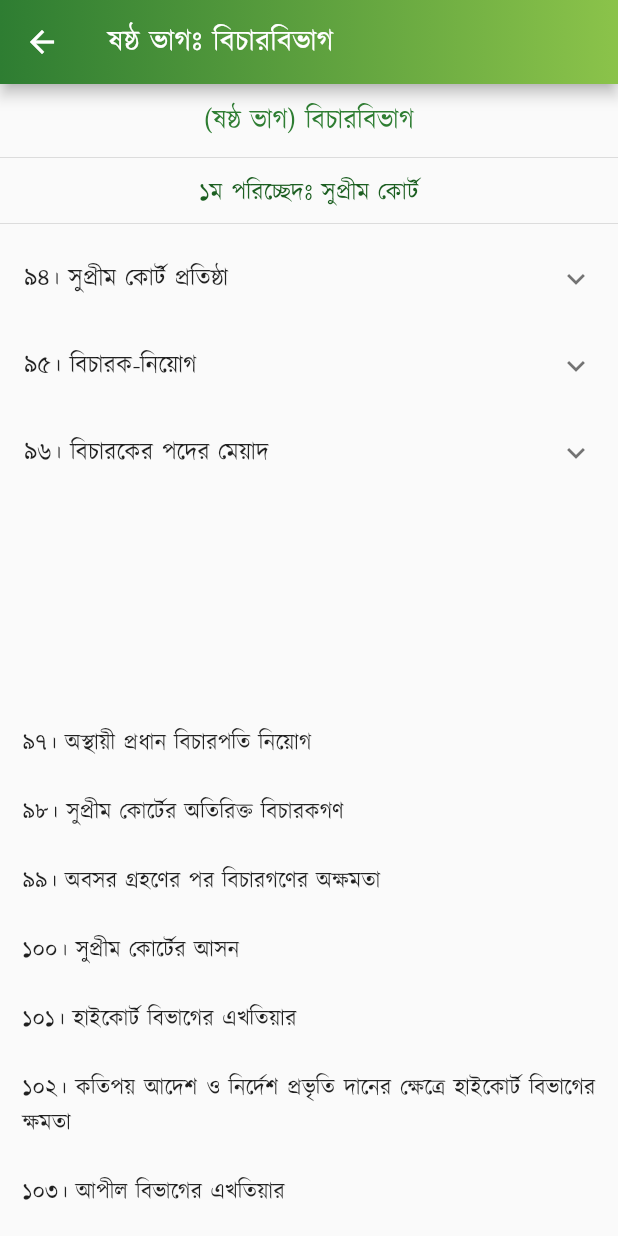
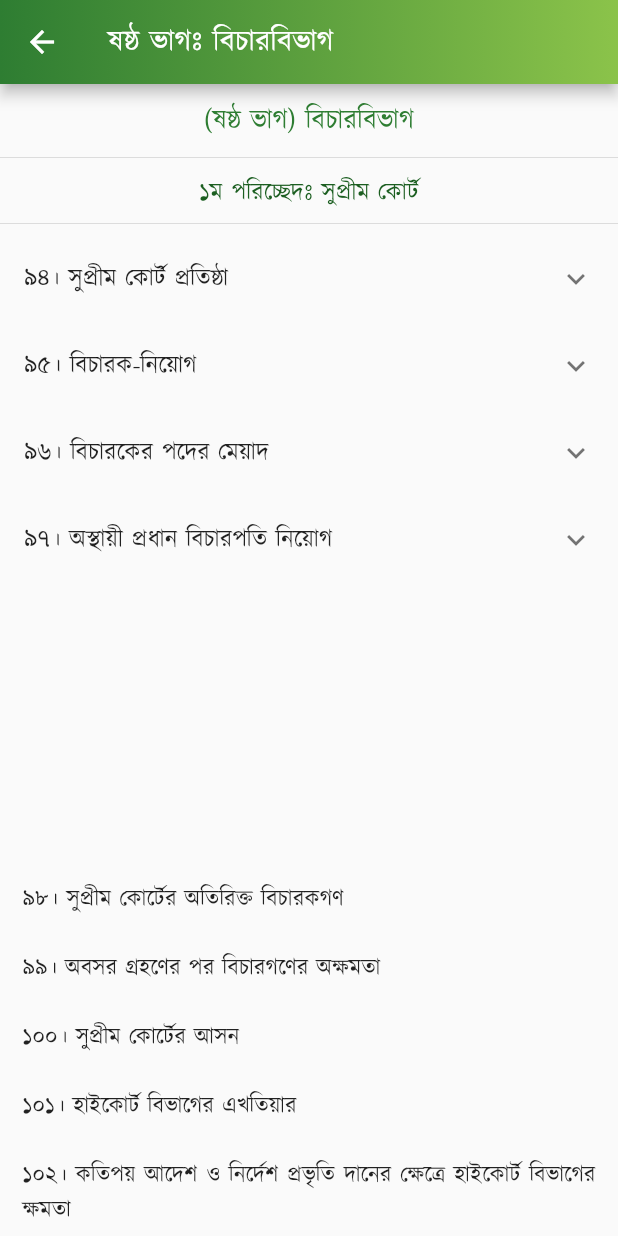
Before and after one commit to Azimul-Haque/flutter-onesignal, a Flutter app: the PartSix screen opened directly, on a phone screen of 412 x 824 dp. Run offline on Flutter 3.47's test engine with Material 2 defaults, Android fonts, the phone set to English and light mode, and no system bars; our stand-ins replace fluttertoast, package_info_plus, percent_indicator, shared_preferences, sqflite; missing offline and left inert: blinking_text, flutter_share, onesignal_flutter, slide_popup_dialog; accounts and stored records are empty; network calls fail.

Commit message:
Commit Fri 04/29/2022 13:46:47.19 8344

```diff
--- a/lib/pages/constitution/part6.dart
+++ b/lib/pages/constitution/part6.dart
@@ -107,7 +107,32 @@ class PartSix extends StatelessWidget {
               )),
               ListTile(
                   title: Text(
+                '(৪) কোন বিচারক রাষ্ট্রপতিকে উদ্দেশ করিয়া স্বাক্ষরযুক্ত পত্রযোগে স্বীয় পদ ত্যাগ করিতে পারিবেন।',
+                textAlign: TextAlign.justify,
+              )),
+            ],
+          ),
+          ExpansionTile(
+            title: Text('৯৭। অস্থায়ী প্রধান বিচারপতি নিয়োগ'),
+            children: <Widget>[
+              ListTile(
+                  title: Text(
+                '৯৬। (১) এই অনুচ্ছেদের অন্যান্য বিধানাবলী সাপেক্ষে কোন বিচারক সাতষট্টি বৎসর বয়স পূর্ণ হওয়া পর্যন্ত স্বীয় পদে বহাল থাকিবেন।',
+                textAlign: TextAlign.justify,
+              )),
+              ListTile(
+                  title: Text(
+                '(২) প্রমাণিত অসদাচরণ বা অসামর্থ্যের কারণে সংসদের মোট সদস্য-সংখ্যার অন্যূন দুই-তৃতীয়াংশ গরিষ্ঠতার দ্বারা সমর্থিত সংসদের প্রস্তাবক্রমে প্রদত্ত রাষ্ট্রপতির আদেশ ব্যতীত কোন বিচারককে অপসারিত করা যাইবে না।',
+                textAlign: TextAlign.justify,
+              )),
+              ListTile(
+                  title: Text(
                 '(৩) এই অনুচ্ছেদের (২) দফার অধীন প্রস্তাব সম্পর্কিত পদ্ধতি এবং কোন বিচারকের অসদাচরণ বা অসামর্থ্য সম্পর্কে তদন্ত ও প্রমাণের পদ্ধতি সংসদ আইনের দ্বারা নিয়ন্ত্রণ করিতে পারিবেন।',
+                textAlign: TextAlign.justify,
+              )),
+              ListTile(
+                  title: Text(
+                '(৪) কোন বিচারক রাষ্ট্রপতিকে উদ্দেশ করিয়া স্বাক্ষরযুক্ত পত্রযোগে স্বীয় পদ ত্যাগ করিতে পারিবেন।',
                 textAlign: TextAlign.justify,
               )),
             ],
@@ -116,7 +141,7 @@ class PartSix extends StatelessWidget {
             padding: EdgeInsets.all(15),
             child: Column(children: <Widget>[
               Text(
-                " \n\n \n\n \n\n৯৭। অস্থায়ী প্রধান বিচারপতি নিয়োগ \n\n৯৮। সুপ্রীম কোর্টের অতিরিক্ত বিচারকগণ \n\n৯৯। অবসর গ্রহণের পর বিচারগণের অক্ষমতা \n\n১০০। সুপ্রীম কোর্টের আসন \n\n১০১। হাইকোর্ট বিভাগের এখতিয়ার \n\n১০২। কতিপয় আদেশ ও নির্দেশ প্রভৃতি দানের ক্ষেত্রে হাইকোর্ট বিভাগের ক্ষমতা \n\n১০৩। আপীল বিভাগের এখতিয়ার \n\n১০৪। আপীল বিভাগের পরোয়ানা জারী ও নির্বাহ \n\n১০৫। আপীল বিভাগ কর্তৃক রায় বা আদেশ পুনর্বিবেচনা \n\n১০৬। সুপ্রীম কোর্টের উপদেষ্টামূলক এখতিয়ার \n\n১০৭। সুপ্রীম কোর্টের বিধি-প্রণয়ন-ক্ষমতা \n\n১০৮। 'কোর্ট অব রেকর্ড' রূপে সুপ্রীম কোর্ট \n\n১০৯। আদালতসমূহের উপর তত্ত্বাবধান ও নিয়ন্ত্রণ \n\n১১০। অধস্তন আদালত হইতে হাইকোর্ট বিভাগে মামলা স্থানান্তর \n\n১১১। সুপ্রীম কোর্টের রায়ের বাধ্যতামূলক কার্যকরতা \n\n১১২। সুপ্রীম কোর্টের সহায়তা \n\n১১৩। সুপ্রীম কোর্টের কর্মচারীগণ \n\n\n২য় পরিচ্ছেদঃ অধস্তন আদালত \n\n১১৪। অধস্তন আদালত-সমূহ প্রতিষ্ঠা \n\n১১৫। অধস্তন আদালতে নিয়োগ \n\n১১৬। অধস্তন আদালতসমূহের নিয়ন্ত্রণ ও শৃঙ্খলা \n\n১১৬ক। বিচারবিভাগীয় কর্মচারীগণ বিচারকার্য পালনের ক্ষেত্রে স্বাধীন \n\n\n৩য় পরিচ্ছেদঃ প্রশাসনিক ট্রাইব্যুনাল \n\n১১৭। প্রশাসনিক ট্রাইব্যুনালসমূহ \n\n\nষষ্ঠ ক ভাগ-জাতীয়দল [সংবিধান (পঞ্চদশ সংশোধন) আইন, ২০১১ (২০১১ সনের ১৪ নং আইন)-এর ৪১ ধারাবলে বিলুপ্ত।]",
+                " \n\n \n\n \n\n \n\n৯৮। সুপ্রীম কোর্টের অতিরিক্ত বিচারকগণ \n\n৯৯। অবসর গ্রহণের পর বিচারগণের অক্ষমতা \n\n১০০। সুপ্রীম কোর্টের আসন \n\n১০১। হাইকোর্ট বিভাগের এখতিয়ার \n\n১০২। কতিপয় আদেশ ও নির্দেশ প্রভৃতি দানের ক্ষেত্রে হাইকোর্ট বিভাগের ক্ষমতা \n\n১০৩। আপীল বিভাগের এখতিয়ার \n\n১০৪। আপীল বিভাগের পরোয়ানা জারী ও নির্বাহ \n\n১০৫। আপীল বিভাগ কর্তৃক রায় বা আদেশ পুনর্বিবেচনা \n\n১০৬। সুপ্রীম কোর্টের উপদেষ্টামূলক এখতিয়ার \n\n১০৭। সুপ্রীম কোর্টের বিধি-প্রণয়ন-ক্ষমতা \n\n১০৮। 'কোর্ট অব রেকর্ড' রূপে সুপ্রীম কোর্ট \n\n১০৯। আদালতসমূহের উপর তত্ত্বাবধান ও নিয়ন্ত্রণ \n\n১১০। অধস্তন আদালত হইতে হাইকোর্ট বিভাগে মামলা স্থানান্তর \n\n১১১। সুপ্রীম কোর্টের রায়ের বাধ্যতামূলক কার্যকরতা \n\n১১২। সুপ্রীম কোর্টের সহায়তা \n\n১১৩। সুপ্রীম কোর্টের কর্মচারীগণ \n\n\n২য় পরিচ্ছেদঃ অধস্তন আদালত \n\n১১৪। অধস্তন আদালত-সমূহ প্রতিষ্ঠা \n\n১১৫। অধস্তন আদালতে নিয়োগ \n\n১১৬। অধস্তন আদালতসমূহের নিয়ন্ত্রণ ও শৃঙ্খলা \n\n১১৬ক। বিচারবিভাগীয় কর্মচারীগণ বিচারকার্য পালনের ক্ষেত্রে স্বাধীন \n\n\n৩য় পরিচ্ছেদঃ প্রশাসনিক ট্রাইব্যুনাল \n\n১১৭। প্রশাসনিক ট্রাইব্যুনালসমূহ \n\n\nষষ্ঠ ক ভাগ-জাতীয়দল [সংবিধান (পঞ্চদশ সংশোধন) আইন, ২০১১ (২০১১ সনের ১৪ নং আইন)-এর ৪১ ধারাবলে বিলুপ্ত।]",
                 style:
                     TextStyle(color: Colors.black87, fontSize: 15, height: 1.5),
                 textAlign: TextAlign.justify,
```
